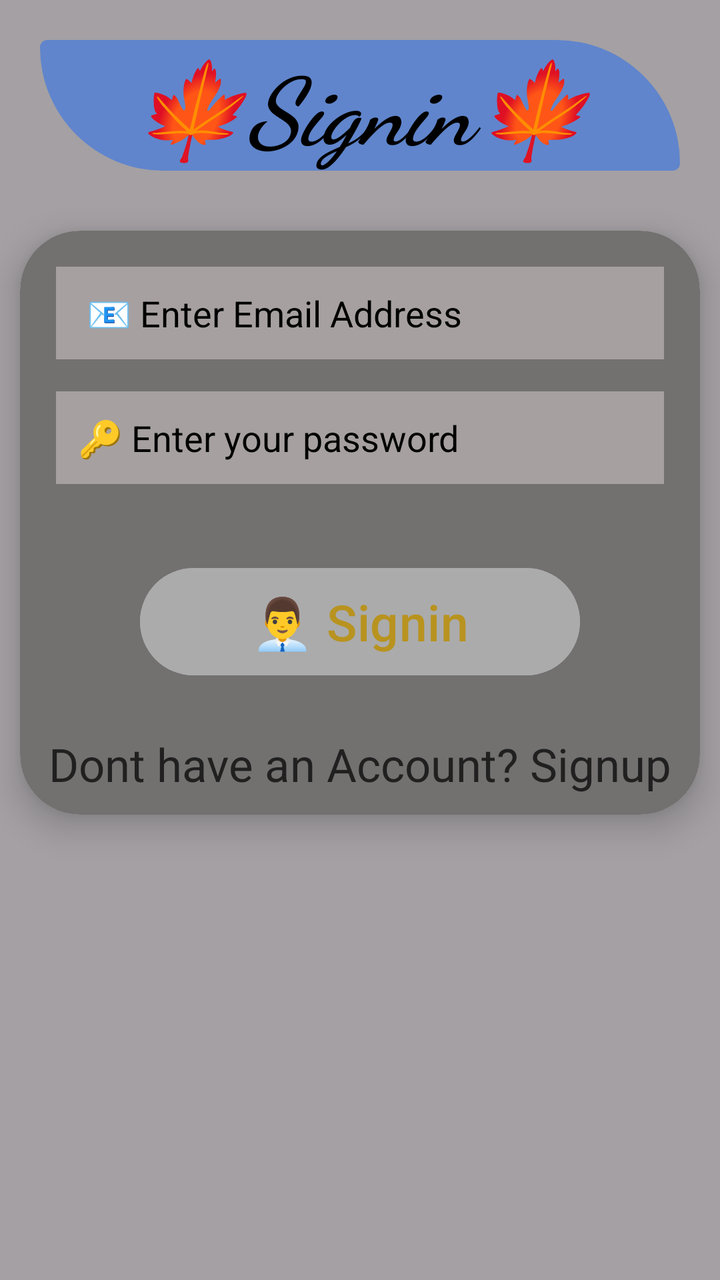
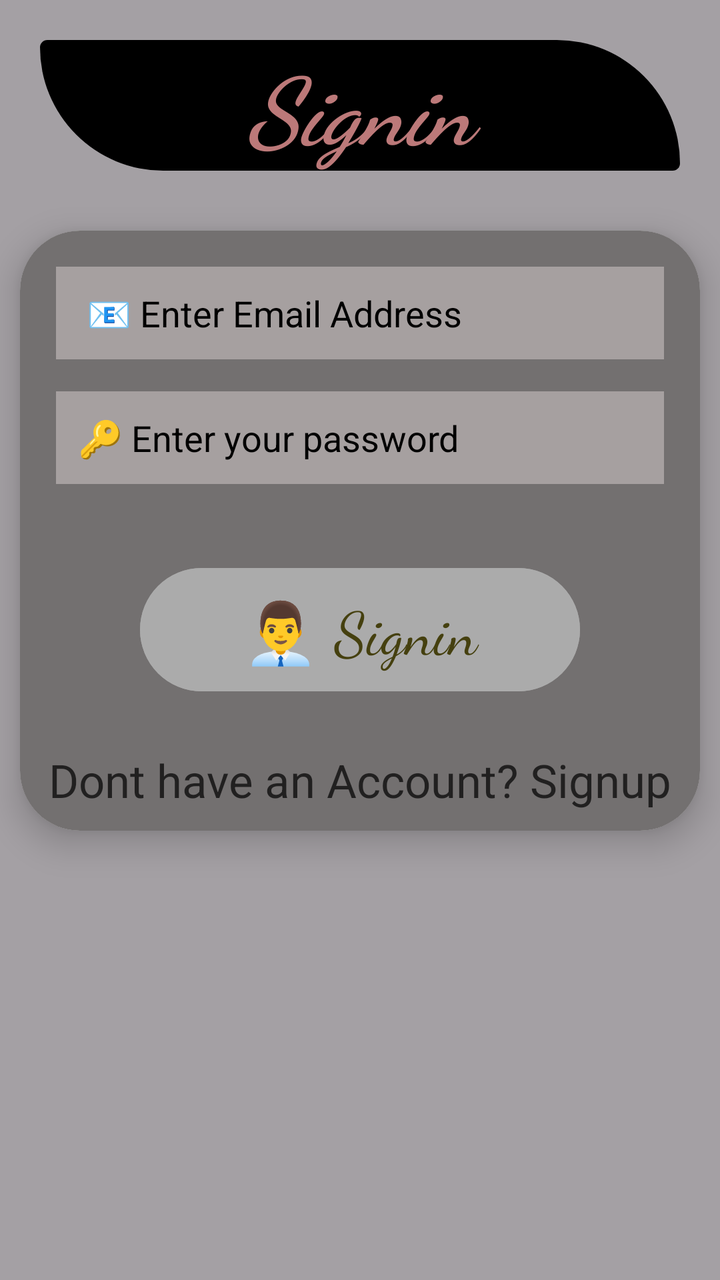

Before-and-after screenshots of an Android layout around one commit, followed by the original layout XML and the change that was made.
<!-- AndroidManifest.xml: application theme Theme.Sokogarden -->
<!-- res/layout/activity_signin.xml -->
<?xml version="1.0" encoding="utf-8"?>
<LinearLayout xmlns:android="http://schemas.android.com/apk/res/android"
    xmlns:app="http://schemas.android.com/apk/res-auto"
    xmlns:tools="http://schemas.android.com/tools"
    android:id="@+id/main"
    android:orientation="vertical"
    android:background="#92626060"
    android:layout_width="match_parent"
    android:layout_height="match_parent"
    tools:context=".Signin">

    <TextView
        android:layout_width="match_parent"
        android:layout_height="wrap_content"
        android:text="🍁Signin🍁"
        android:fontFamily="cursive"
        android:layout_margin="20dp"
        android:textSize="47sp"
        android:textAlignment="center"
        android:textStyle="bold|italic"
        android:background="@drawable/shape"
        android:textColor="#000"/>


    <androidx.cardview.widget.CardView
        android:layout_width="match_parent"
        android:layout_height="wrap_content"
        app:cardCornerRadius="30dp"
        app:cardElevation="10dp"
        android:layout_margin="10dp"
        android:padding="10dp">


        <LinearLayout
            android:layout_width="match_parent"
            android:layout_height="match_parent"
            android:orientation="vertical"
            android:background="#737070"
            android:padding="10dp">


            <EditText
                android:layout_width="match_parent"
                android:layout_height="wrap_content"
                android:hint=" 📧 Enter Email Address"
                android:textColorHint="#000"
                android:id="@+id/email"
                android:textColor="#000"
                android:layout_margin="8dp"
                android:background="#6AEDE2E2"
                android:padding="11dp"/>


            
            <EditText
                android:layout_width="match_parent"
                android:layout_height="wrap_content"
                android:hint="🔑 Enter your password"
                android:textColorHint="#000"
                android:id="@+id/password"
                android:inputType="textPassword"
                android:textColor="#000"
                android:layout_margin="8dp"
                android:background="#6AEDE2E2"
                android:padding="11dp"/>


            <Button
                android:layout_width="match_parent"
                android:layout_height="wrap_content"
                android:text="👨‍💼 Signin"
                android:textSize="25sp"
                android:padding="10dp"
                android:layout_marginLeft="50dp"
                android:layout_marginRight="50dp"
                android:layout_marginTop="30dp"
                android:textColor="#B8931F"
                android:backgroundTint="#ABABAB"
                android:id="@+id/signinBtn"/>

            <TextView
                android:layout_width="match_parent"
                android:layout_height="wrap_content"
                android:text="Dont have an Account? Signup"
                android:textAlignment="center"
                android:textSize="23sp"
                android:layout_marginTop="25dp"
                android:textColor="#E6181717"
                android:id="@+id/signuptxt"/>



        </LinearLayout>

    </androidx.cardview.widget.CardView>

</LinearLayout>
<!-- resources referenced by this layout -->
<resources>
  <!-- drawable shape (drawable) -->
  <?xml version="1.0" encoding="utf-8"?>
  <shape xmlns:android="http://schemas.android.com/apk/res/android">
      <solid
          android:color="#7A1666F6"/>
      <corners
         android:topRightRadius="500dp"
          android:bottomLeftRadius="500dp"
          android:radius="30dp"
  
          />
  </shape>
  <style name="Theme.Sokogarden" parent="Base.Theme.Sokogarden" />
  <style name="Base.Theme.Sokogarden" parent="Theme.Material3.DayNight.NoActionBar">
          
          
      </style>
</resources>

<!-- the commit's change to res/layout/activity_signin.xml (unified diff, before → after) -->
@@ -12,14 +12,14 @@
     <TextView
         android:layout_width="match_parent"
         android:layout_height="wrap_content"
-        android:text="🍁Signin🍁"
+        android:text="Signin"
         android:fontFamily="cursive"
         android:layout_margin="20dp"
         android:textSize="47sp"
         android:textAlignment="center"
         android:textStyle="bold|italic"
         android:background="@drawable/shape"
-        android:textColor="#000"/>
+        android:textColor="#BC7979"/>
 
 
     <androidx.cardview.widget.CardView
@@ -69,12 +69,13 @@
                 android:layout_width="match_parent"
                 android:layout_height="wrap_content"
                 android:text="👨‍💼 Signin"
-                android:textSize="25sp"
+                android:fontFamily="cursive"
+                android:textSize="30sp"
                 android:padding="10dp"
                 android:layout_marginLeft="50dp"
                 android:layout_marginRight="50dp"
                 android:layout_marginTop="30dp"
-                android:textColor="#B8931F"
+                android:textColor="#45400F"
                 android:backgroundTint="#ABABAB"
                 android:id="@+id/signinBtn"/>
 
<!-- resource entries referenced after the edit -->
@@ -4,7 +4,7 @@
   <?xml version="1.0" encoding="utf-8"?>
   <shape xmlns:android="http://schemas.android.com/apk/res/android">
       <solid
-          android:color="#7A1666F6"/>
+          android:color="#000"/>
       <corners
          android:topRightRadius="500dp"
           android:bottomLeftRadius="500dp"
